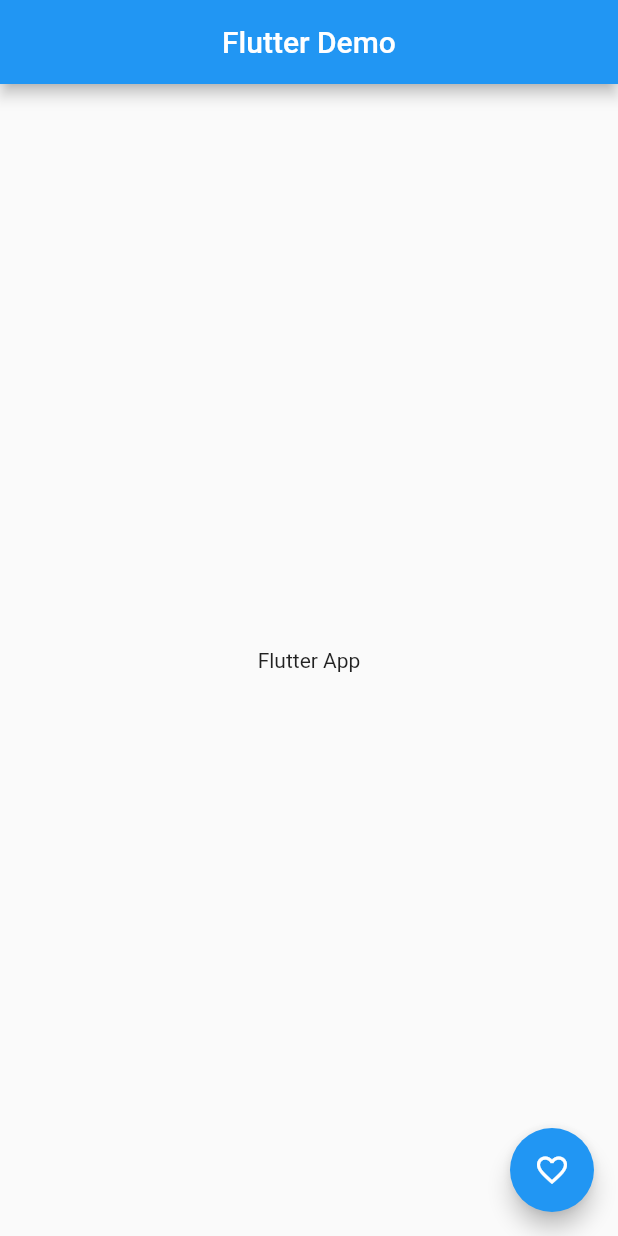
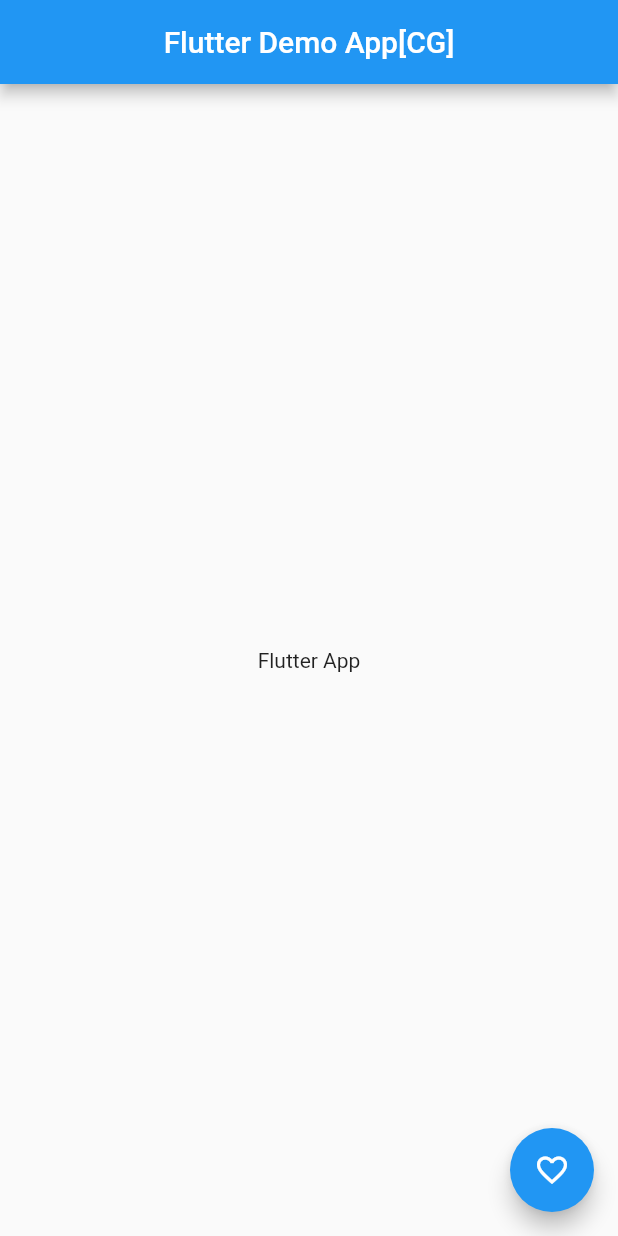
Before and after one commit to AbhinavSaksham/basic-app, a Flutter app: the screen it shows after launch, on a phone screen of 412 x 824 dp. Run offline on Flutter 3.47's test engine with Material 2 defaults, Android fonts, the phone set to English and light mode, and no system bars.

Commit message:
Update main.dart
Edit Scaffold text

```diff
--- a/lib/main.dart
+++ b/lib/main.dart
@@ -16,7 +16,7 @@ class App extends StatelessWidget{
     return Scaffold(
       appBar: AppBar(
         title: Text(
-          "Flutter Demo"
+          "Flutter Demo App[CG]"
         ),
         centerTitle: true,
       ),
```
